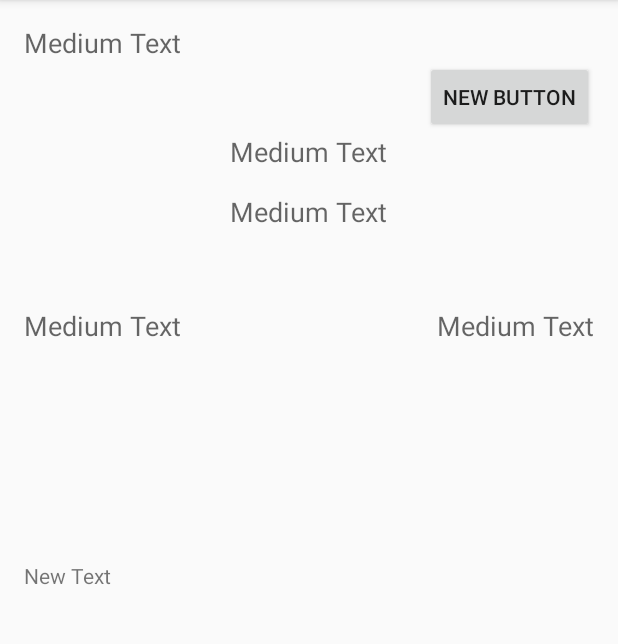
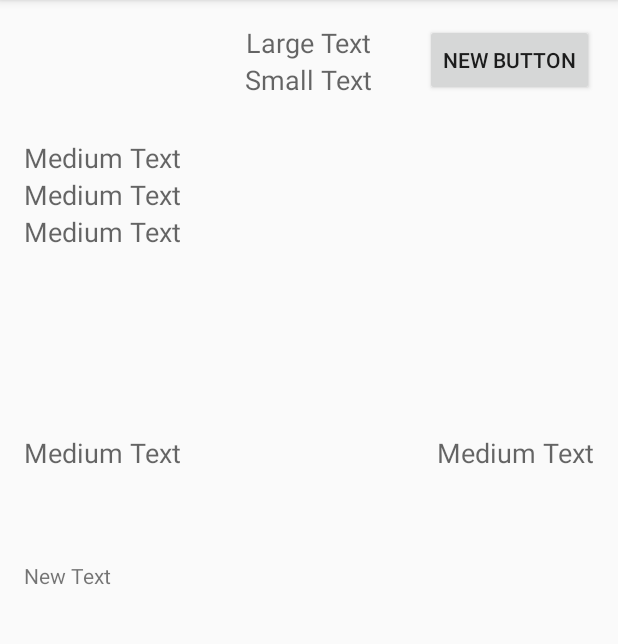
Before and after one commit to gcherr/CMPS115-Project, an Android app: the ViewEvent screen opened directly, with no data from a screen before it, on a phone screen of 412 x 824 dp, the part 84-728 px from its top. Run offline under Robolectric (Android 15) with nearby library versions, the phone set to English and light mode, and no system bars.

Commit message:
linked view details page for events

```diff
--- a/SlugSports/app/src/main/java/com/example/will/slugsports/FoundGames.java
+++ b/SlugSports/app/src/main/java/com/example/will/slugsports/FoundGames.java
@@ -13,6 +13,7 @@ import android.support.v7.app.AppCompatActivity;
 import android.support.v7.widget.Toolbar;
 import android.util.Log;
 import android.view.View;
+import android.widget.AdapterView;
 import android.widget.ArrayAdapter;
 import android.widget.Button;
 import android.widget.ListAdapter;
@@ -35,6 +36,7 @@ public class FoundGames extends AppCompatActivity {
     ProgressDialog progressDialog;
     Bundle extras;
     final ArrayList<String> arrayList = new ArrayList<String>();
+    ListView myListView;
 
     @Override
     protected void onCreate(Bundle savedInstanceState) {
@@ -57,6 +59,16 @@ public class FoundGames extends AppCompatActivity {
                 extras.getString("sport") + " at " + extras.getString("location") + " on " +
                 extras.getInt("month") + "/" + extras.getInt("day") + "/" +
                 extras.getInt("year"));
+
+        myListView = (ListView) findViewById(R.id.listView2);
+        //set the listener for list elements and sends the data
+        myListView.setOnItemClickListener(new AdapterView.OnItemClickListener() {
+            @Override
+            public void onItemClick(AdapterView<?> parent, View view, int position, long id) {
+                Intent intent = new Intent(FoundGames.this, ViewEvent.class);
+                startActivity(intent);
+            }
+        });
 
         //fetchParse();
 
@@ -95,7 +107,7 @@ public class FoundGames extends AppCompatActivity {
     public void onResume(){
         super.onResume();
         arrayList.clear();
-        ListView myListView = (ListView) findViewById(R.id.listView2);
+        //myListView = (ListView) findViewById(R.id.listView2);
         final ArrayAdapter<String> arrayAdapter = new ArrayAdapter<String>(
                 FoundGames.this, android.R.layout.simple_list_item_1, arrayList
         );
@@ -114,7 +126,6 @@ public class FoundGames extends AppCompatActivity {
 
     public void fetchParse(){
 
-
         ParseQuery<ParseObject> query = ParseQuery.getQuery("Event");
         query.whereEqualTo("sport", extras.getString("sport"));
         query.whereEqualTo("location", extras.getString("location"));
@@ -132,10 +143,11 @@ public class FoundGames extends AppCompatActivity {
         query.findInBackground(new FindCallback<ParseObject>() {
             public void done(List<ParseObject> eventList, ParseException e) {
                 if (e == null && eventList.size() > 0) {
-                    Log.i("DEBUG", "Retrieved " + eventList.size() + " event. Event name: " + eventList.get(0).getString("eventName"));
-                    CharSequence c = "Retrieved " + eventList.size() + " event. Event name: " + eventList.get(0).getString("eventName");
+                    Log.i("DEBUG", "Retrieved " + eventList.size() + " event. Event name: " +
+                            eventList.get(0).getString("eventName"));
+                    CharSequence c = "Retrieved " + eventList.size() + " event(s).";
                     Toast.makeText(FoundGames.this, c, Toast.LENGTH_SHORT).show();
-                    ListView myListView = (ListView) findViewById(R.id.listView2);
+                    //myListView = (ListView) findViewById(R.id.listView2);
 
                     //final ArrayList<String> aList = new ArrayList<String>();
                     //final ArrayList<String> rrayList = arrayList;
@@ -155,6 +167,7 @@ public class FoundGames extends AppCompatActivity {
 
                 } else {
                     Log.i("DEBUG", "No Events on day");
+                    Toast.makeText(FoundGames.this, "No events found", Toast.LENGTH_SHORT).show();
                     //MAKE TOAST;
                 }
                 progressDialog.dismiss();
--- a/SlugSports/app/src/main/java/com/example/will/slugsports/ViewEvent.java
+++ b/SlugSports/app/src/main/java/com/example/will/slugsports/ViewEvent.java
@@ -2,12 +2,30 @@ package com.example.will.slugsports;
 
 import android.support.v7.app.AppCompatActivity;
 import android.os.Bundle;
+import android.widget.TextView;
 
 public class ViewEvent extends AppCompatActivity {
+
+    Bundle bundle;
 
     @Override
     protected void onCreate(Bundle savedInstanceState) {
         super.onCreate(savedInstanceState);
         setContentView(R.layout.activity_view_event);
+        bundle = getIntent().getExtras();
+        setFields();
+    }
+
+    public void setFields(){
+        TextView chosenSport = (TextView) findViewById(R.id.chosenSport);
+        TextView gameTitle = (TextView) findViewById(R.id.gameTitle);
+        TextView creator = (TextView) findViewById(R.id.gameCreator);
+        TextView preferred = (TextView) findViewById(R.id.PreferredNum);
+        TextView joined = (TextView) findViewById(R.id.NumJoined);
+        TextView desc = (TextView) findViewById(R.id.desc);
+
+
+
+
     }
 }
--- a/SlugSports/app/src/main/java/com/example/will/slugsports/createEvent.java
+++ b/SlugSports/app/src/main/java/com/example/will/slugsports/createEvent.java
@@ -111,7 +111,7 @@ public class createEvent extends FragmentActivity
 
 
         event.put("eventName", eventName);
-        event.put("numPlayers", preferredPlayers);
+        event.put("numPlayers", preferredPlayers); //Not the # of people joined, the # preferred
         event.put("description", eventDescription);
         event.put("minute", minute);
         event.put("hour", hour);
--- a/SlugSports/app/src/main/res/layout/activity_view_event.xml
+++ b/SlugSports/app/src/main/res/layout/activity_view_event.xml
@@ -12,8 +12,9 @@
         android:layout_height="wrap_content"
         android:textAppearance="?android:attr/textAppearanceMedium"
         android:text="Medium Text"
-        android:id="@+id/chosenCriteria"
-        android:layout_alignParentTop="true"
+        android:id="@+id/chosenSport"
+        android:layout_marginTop="27dp"
+        android:layout_below="@+id/gameCreator"
         android:layout_alignParentLeft="true"
         android:layout_alignParentStart="true" />
 
@@ -22,8 +23,37 @@
         android:layout_height="wrap_content"
         android:textAppearance="?android:attr/textAppearanceMedium"
         android:text="Medium Text"
+        android:id="@+id/chosenDay"
+        android:layout_below="@+id/chosenSport"
+        android:layout_alignParentLeft="true"
+        android:layout_alignParentStart="true" />
+
+    <TextView
+        android:layout_width="wrap_content"
+        android:layout_height="wrap_content"
+        android:textAppearance="?android:attr/textAppearanceMedium"
+        android:text="Medium Text"
+        android:id="@+id/chosenTime"
+        android:layout_below="@+id/chosenDay"
+        android:layout_alignParentLeft="true"
+        android:layout_alignParentStart="true" />
+
+    <TextView
+        android:layout_width="wrap_content"
+        android:layout_height="wrap_content"
+        android:textAppearance="?android:attr/textAppearanceMedium"
+        android:text="Large Text"
         android:id="@+id/gameTitle"
-        android:layout_below="@+id/joinGame"
+        android:layout_alignParentTop="true"
+        android:layout_centerHorizontal="true" />
+
+    <TextView
+        android:layout_width="wrap_content"
+        android:layout_height="wrap_content"
+        android:textAppearance="?android:attr/textAppearanceMedium"
+        android:text="Small Text"
+        android:id="@+id/gameCreator"
+        android:layout_below="@+id/gameTitle"
         android:layout_centerHorizontal="true" />
 
     <TextView
@@ -31,22 +61,11 @@
         android:layout_height="wrap_content"
         android:textAppearance="?android:attr/textAppearanceMedium"
         android:text="Medium Text"
-        android:id="@+id/gameCreator"
-        android:layout_marginTop="15dp"
-        android:layout_below="@+id/gameTitle"
-        android:layout_alignLeft="@+id/gameTitle"
-        android:layout_alignStart="@+id/gameTitle" />
-
-    <TextView
-        android:layout_width="wrap_content"
-        android:layout_height="wrap_content"
-        android:textAppearance="?android:attr/textAppearanceMedium"
-        android:text="Medium Text"
         android:id="@+id/PreferredNum"
-        android:layout_below="@+id/gameCreator"
+        android:layout_above="@+id/desc"
         android:layout_alignParentLeft="true"
         android:layout_alignParentStart="true"
-        android:layout_marginTop="51dp" />
+        android:layout_marginBottom="60dp" />
 
     <TextView
         android:layout_width="wrap_content"
@@ -74,8 +93,8 @@
         android:layout_height="wrap_content"
         android:text="New Button"
         android:id="@+id/joinGame"
-        android:layout_below="@+id/chosenCriteria"
-        android:layout_alignParentRight="true"
-        android:layout_alignParentEnd="true" />
+        android:layout_alignParentTop="true"
+        android:layout_alignRight="@+id/NumJoined"
+        android:layout_alignEnd="@+id/NumJoined" />
 
 </RelativeLayout>
--- a/SlugSports/app/src/main/res/values/strings.xml
+++ b/SlugSports/app/src/main/res/values/strings.xml
@@ -18,6 +18,8 @@
     <string name="parseInit">No</string>
     <string name="select_time">Time</string>
 
+    <string name="join_button">Join</string>
+
 <!-- TODO: Remove or change this placeholder text -->
     <string name="hello_blank_fragment">Hello blank fragment</string>
 </resources>
```
